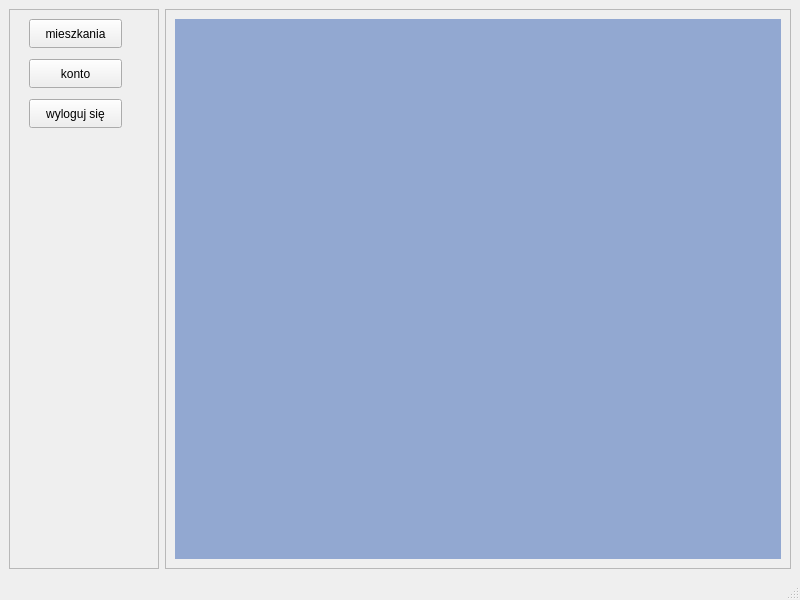
First picture: the form in src/UI/templates/mainwindow.ui, repository BartoszPietrucha/projekt, before the edit.
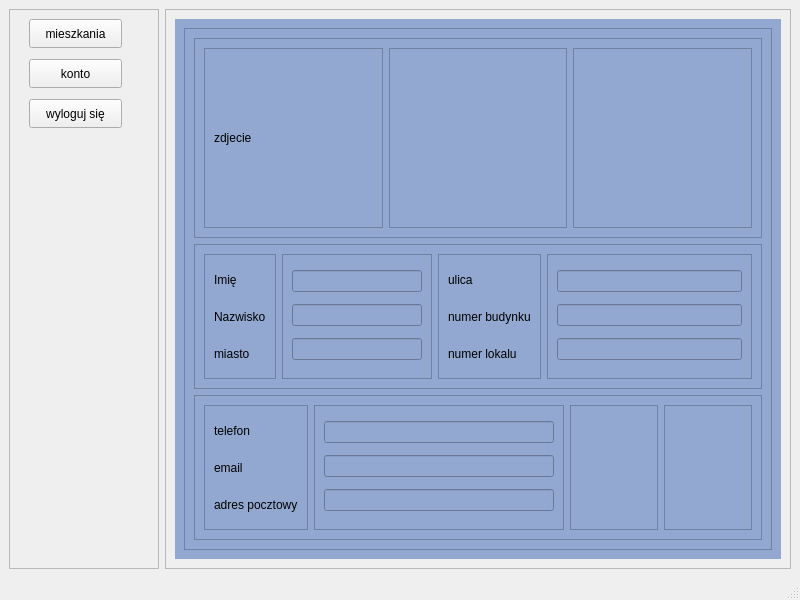
Second picture: the form after the edit. The open tabs and pages were chosen to show the change.

```diff
--- a/src/UI/templates/mainwindow.ui
+++ b/src/UI/templates/mainwindow.ui
@@ -693,7 +693,299 @@
            </item>
           </layout>
          </widget>
-         <widget class="QWidget" name="page_5"/>
+         <widget class="QWidget" name="page_5">
+          <layout class="QHBoxLayout" name="horizontalLayout_11">
+           <item>
+            <widget class="QFrame" name="frame_22">
+             <property name="frameShape">
+              <enum>QFrame::Shape::StyledPanel</enum>
+             </property>
+             <property name="frameShadow">
+              <enum>QFrame::Shadow::Raised</enum>
+             </property>
+             <layout class="QVBoxLayout" name="verticalLayout_14">
+              <item>
+               <widget class="QFrame" name="frame_23">
+                <property name="minimumSize">
+                 <size>
+                  <width>400</width>
+                  <height>200</height>
+                 </size>
+                </property>
+                <property name="frameShape">
+                 <enum>QFrame::Shape::StyledPanel</enum>
+                </property>
+                <property name="frameShadow">
+                 <enum>QFrame::Shadow::Raised</enum>
+                </property>
+                <layout class="QHBoxLayout" name="horizontalLayout_12">
+                 <item>
+                  <widget class="QFrame" name="frame_26">
+                   <property name="frameShape">
+                    <enum>QFrame::Shape::StyledPanel</enum>
+                   </property>
+                   <property name="frameShadow">
+                    <enum>QFrame::Shadow::Raised</enum>
+                   </property>
+                   <layout class="QHBoxLayout" name="horizontalLayout_13">
+                    <item>
+                     <widget class="QLabel" name="l_resident_photo">
+                      <property name="text">
+                       <string>zdjecie</string>
+                      </property>
+                     </widget>
+                    </item>
+                   </layout>
+                  </widget>
+                 </item>
+                 <item>
+                  <widget class="QFrame" name="frame_28">
+                   <property name="frameShape">
+                    <enum>QFrame::Shape::StyledPanel</enum>
+                   </property>
+                   <property name="frameShadow">
+                    <enum>QFrame::Shadow::Raised</enum>
+                   </property>
+                  </widget>
+                 </item>
+                 <item>
+                  <widget class="QFrame" name="frame_27">
+                   <property name="frameShape">
+                    <enum>QFrame::Shape::StyledPanel</enum>
+                   </property>
+                   <property name="frameShadow">
+                    <enum>QFrame::Shadow::Raised</enum>
+                   </property>
+                  </widget>
+                 </item>
+                </layout>
+               </widget>
+              </item>
+              <item>
+               <widget class="QFrame" name="frame_24">
+                <property name="frameShape">
+                 <enum>QFrame::Shape::StyledPanel</enum>
+                </property>
+                <property name="frameShadow">
+                 <enum>QFrame::Shadow::Raised</enum>
+                </property>
+                <layout class="QHBoxLayout" name="horizontalLayout_14">
+                 <item>
+                  <widget class="QFrame" name="frame_29">
+                   <property name="frameShape">
+                    <enum>QFrame::Shape::StyledPanel</enum>
+                   </property>
+                   <property name="frameShadow">
+                    <enum>QFrame::Shadow::Raised</enum>
+                   </property>
+                   <layout class="QVBoxLayout" name="verticalLayout_15">
+                    <item>
+                     <widget class="QLabel" name="label_22">
+                      <property name="text">
+                       <string>Imię</string>
+                      </property>
+                     </widget>
+                    </item>
+                    <item>
+                     <widget class="QLabel" name="label_23">
+                      <property name="text">
+                       <string>Nazwisko</string>
+                      </property>
+                     </widget>
+                    </item>
+                    <item>
+                     <widget class="QLabel" name="label_24">
+                      <property name="text">
+                       <string>miasto</string>
+                      </property>
+                     </widget>
+                    </item>
+                   </layout>
+                  </widget>
+                 </item>
+                 <item>
+                  <widget class="QFrame" name="frame_30">
+                   <property name="maximumSize">
+                    <size>
+                     <width>150</width>
+                     <height>16777215</height>
+                    </size>
+                   </property>
+                   <property name="frameShape">
+                    <enum>QFrame::Shape::StyledPanel</enum>
+                   </property>
+                   <property name="frameShadow">
+                    <enum>QFrame::Shadow::Raised</enum>
+                   </property>
+                   <layout class="QVBoxLayout" name="verticalLayout_16">
+                    <item>
+                     <widget class="QLineEdit" name="l_resident_name"/>
+                    </item>
+                    <item>
+                     <widget class="QLineEdit" name="l_resident_surname"/>
+                    </item>
+                    <item>
+                     <widget class="QLineEdit" name="l_resident_city"/>
+                    </item>
+                   </layout>
+                  </widget>
+                 </item>
+                 <item>
+                  <widget class="QFrame" name="frame_32">
+                   <property name="frameShape">
+                    <enum>QFrame::Shape::StyledPanel</enum>
+                   </property>
+                   <property name="frameShadow">
+                    <enum>QFrame::Shadow::Raised</enum>
+                   </property>
+                   <layout class="QVBoxLayout" name="verticalLayout_17">
+                    <item>
+                     <widget class="QLabel" name="label_25">
+                      <property name="text">
+                       <string>ulica</string>
+                      </property>
+                     </widget>
+                    </item>
+                    <item>
+                     <widget class="QLabel" name="label_26">
+                      <property name="text">
+                       <string>numer budynku</string>
+                      </property>
+                     </widget>
+                    </item>
+                    <item>
+                     <widget class="QLabel" name="label_27">
+                      <property name="text">
+                       <string>numer lokalu</string>
+                      </property>
+                     </widget>
+                    </item>
+                   </layout>
+                  </widget>
+                 </item>
+                 <item>
+                  <widget class="QFrame" name="frame_31">
+                   <property name="frameShape">
+                    <enum>QFrame::Shape::StyledPanel</enum>
+                   </property>
+                   <property name="frameShadow">
+                    <enum>QFrame::Shadow::Raised</enum>
+                   </property>
+                   <layout class="QVBoxLayout" name="verticalLayout_18">
+                    <item>
+                     <widget class="QLineEdit" name="l_resident_street"/>
+                    </item>
+                    <item>
+                     <widget class="QLineEdit" name="l_resident_number_app"/>
+                    </item>
+                    <item>
+                     <widget class="QLineEdit" name="l_resident_number2"/>
+                    </item>
+                   </layout>
+                  </widget>
+                 </item>
+                </layout>
+               </widget>
+              </item>
+              <item>
+               <widget class="QFrame" name="frame_25">
+                <property name="frameShape">
+                 <enum>QFrame::Shape::StyledPanel</enum>
+                </property>
+                <property name="frameShadow">
+                 <enum>QFrame::Shadow::Raised</enum>
+                </property>
+                <layout class="QHBoxLayout" name="horizontalLayout_15">
+                 <item>
+                  <widget class="QFrame" name="frame_33">
+                   <property name="frameShape">
+                    <enum>QFrame::Shape::StyledPanel</enum>
+                   </property>
+                   <property name="frameShadow">
+                    <enum>QFrame::Shadow::Raised</enum>
+                   </property>
+                   <layout class="QVBoxLayout" name="verticalLayout_19">
+                    <item>
+                     <widget class="QLabel" name="label_28">
+                      <property name="text">
+                       <string>telefon</string>
+                      </property>
+                     </widget>
+                    </item>
+                    <item>
+                     <widget class="QLabel" name="label_30">
+                      <property name="text">
+                       <string>email</string>
+                      </property>
+                     </widget>
+                    </item>
+                    <item>
+                     <widget class="QLabel" name="label_29">
+                      <property name="text">
+                       <string>adres pocztowy</string>
+                      </property>
+                     </widget>
+                    </item>
+                   </layout>
+                  </widget>
+                 </item>
+                 <item>
+                  <widget class="QFrame" name="frame_35">
+                   <property name="maximumSize">
+                    <size>
+                     <width>250</width>
+                     <height>16777215</height>
+                    </size>
+                   </property>
+                   <property name="frameShape">
+                    <enum>QFrame::Shape::StyledPanel</enum>
+                   </property>
+                   <property name="frameShadow">
+                    <enum>QFrame::Shadow::Raised</enum>
+                   </property>
+                   <layout class="QVBoxLayout" name="verticalLayout_20">
+                    <item>
+                     <widget class="QLineEdit" name="l_resident_phone"/>
+                    </item>
+                    <item>
+                     <widget class="QLineEdit" name="l_resident_email"/>
+                    </item>
+                    <item>
+                     <widget class="QLineEdit" name="l_resident_addres"/>
+                    </item>
+                   </layout>
+                  </widget>
+                 </item>
+                 <item>
+                  <widget class="QFrame" name="frame_37">
+                   <property name="frameShape">
+                    <enum>QFrame::Shape::StyledPanel</enum>
+                   </property>
+                   <property name="frameShadow">
+                    <enum>QFrame::Shadow::Raised</enum>
+                   </property>
+                  </widget>
+                 </item>
+                 <item>
+                  <widget class="QFrame" name="frame_36">
+                   <property name="frameShape">
+                    <enum>QFrame::Shape::StyledPanel</enum>
+                   </property>
+                   <property name="frameShadow">
+                    <enum>QFrame::Shadow::Raised</enum>
+                   </property>
+                  </widget>
+                 </item>
+                </layout>
+               </widget>
+              </item>
+             </layout>
+            </widget>
+           </item>
+          </layout>
+         </widget>
+         <widget class="QWidget" name="page_6"/>
+         <widget class="QWidget" name="page_7"/>
         </widget>
        </item>
       </layout>
```
Left out of the diff: 64 changed lines with no effect on the pictures.
